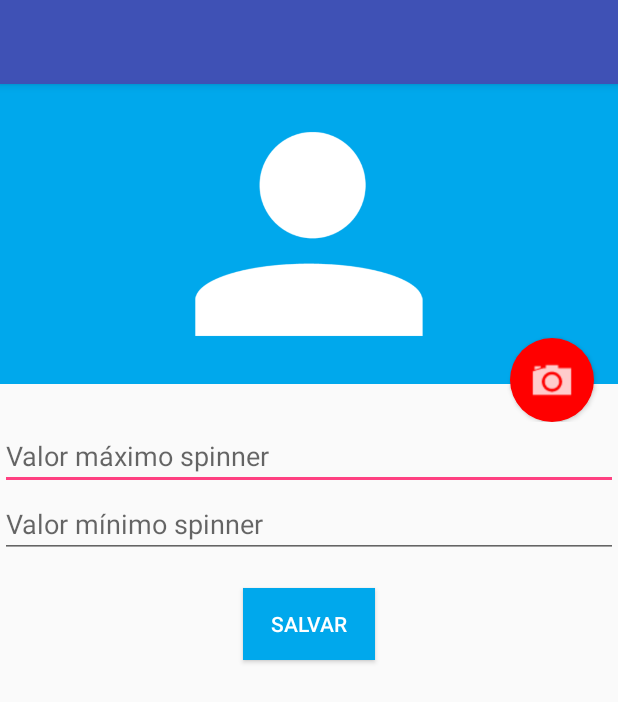
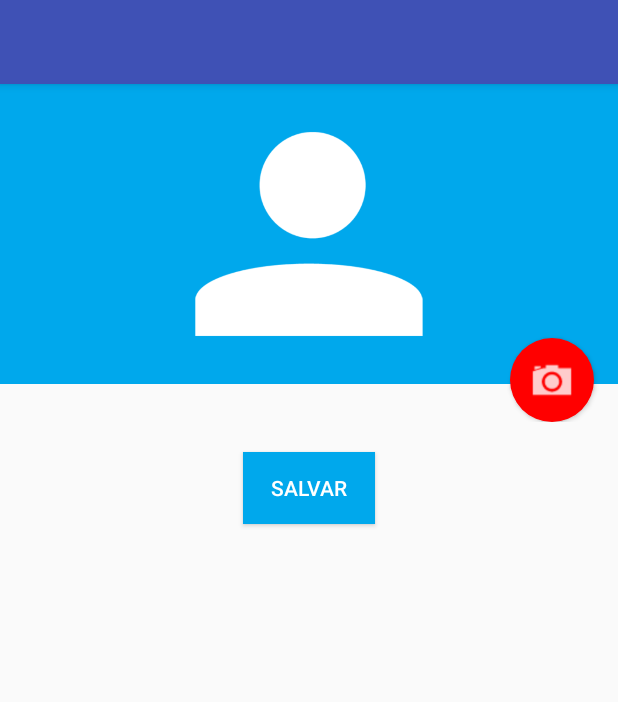
Before and after one commit to marianacavichioli/Projeto2, an Android app: the CriarTemplateActivity screen opened directly, with no data from a screen before it, after a tap on an icon or button, on a phone screen of 412 x 824 dp. Shown: the top 702 px of the screen. Run offline under Robolectric (Android 15) with nearby library versions, the phone set to English and light mode, and no system bars; our stand-ins replace ButterKnife, Picasso; 1 statement that could not run was skipped.

```diff
--- a/app/build.gradle
+++ b/app/build.gradle
@@ -4,7 +4,7 @@ android {
     compileSdkVersion 26
     defaultConfig {
         applicationId "com.mobile2.projeto2"
-        minSdkVersion 19
+        minSdkVersion 17
         targetSdkVersion 26
         versionCode 1
         versionName "1.0"
@@ -32,4 +32,7 @@ dependencies {
 
     //Picasso
     compile 'com.squareup.picasso:picasso:2.5.2'
+
+    //Glide
+    compile 'com.github.bumptech.glide:glide:3.7.0'
 }
--- a/app/src/main/java/com/mobile2/projeto2/criar_template/CriarTemplateActivity.java
+++ b/app/src/main/java/com/mobile2/projeto2/criar_template/CriarTemplateActivity.java
@@ -5,6 +5,7 @@ import android.content.Intent;
 import android.net.Uri;
 import android.os.Bundle;
 import android.provider.MediaStore;
+import android.support.v4.content.FileProvider;
 import android.support.v7.app.AppCompatActivity;
 import android.util.Log;
 import android.widget.EditText;
@@ -22,10 +23,7 @@ import butterknife.OnClick;
 
 public class CriarTemplateActivity extends AppCompatActivity implements CriarTemplateView {
 
-    @BindView(R.id.formulario_maximo)
-    public EditText campoMaximo;
-    @BindView(R.id.formulario_minimo)
-    public EditText campoMinimo;
+
     @BindView(R.id.formulario_foto)
     public ImageView campoFoto;
 
@@ -60,21 +58,25 @@ public class CriarTemplateActivity extends AppCompatActivity implements CriarTem
     }
 
     @OnClick(R.id.formulario_botao_foto)
+    public void addFoto(){
+        presenter.addFoto();
+    }
+
     public void tiraFoto(){
         Log.d("VOU TIRAR FOTO","TIRANDO");
         Intent intentCamera = new Intent(MediaStore.ACTION_IMAGE_CAPTURE);
         caminhoFoto = getExternalFilesDir(null) + "/" + System.currentTimeMillis() + ".jpg";
         File arquivoFoto = new File(caminhoFoto);
-        intentCamera.putExtra(MediaStore.EXTRA_OUTPUT, Uri.fromFile(arquivoFoto));
+        Uri fileUri = FileProvider.getUriForFile(this, "com.mobile2.Projeto2.fileprovider", arquivoFoto);
+        intentCamera.putExtra(MediaStore.EXTRA_OUTPUT,fileUri);
         startActivityForResult(intentCamera, CODIGO_CAMERA);
+
     }
 
     @OnClick(R.id.formulario_submit)
     public void salvar(){
         Intent resultado = new Intent().putExtra("template",
-                presenter.getTemplate(campoMaximo.getText().toString(),
-                        campoMinimo.getText().toString(),
-                        caminhoFoto));
+                presenter.getTemplate(caminhoFoto));
 
         setResult(Activity.RESULT_OK, resultado);
         finish();
--- a/app/src/main/java/com/mobile2/projeto2/criar_template/CriarTemplatePresenter.java
+++ b/app/src/main/java/com/mobile2/projeto2/criar_template/CriarTemplatePresenter.java
@@ -9,16 +9,18 @@ public class CriarTemplatePresenter {
         this.view = view;
     }
 
-    public Template getTemplate(String maximo, String minimo, String caminhoFoto) {
+    public Template getTemplate(String caminhoFoto) {
         Template template = null;
 
-        if(!maximo.isEmpty() && !minimo.isEmpty()) {
+        if(!caminhoFoto.isEmpty()) {
             template = new Template();
-            template.setMaximo(maximo);
-            template.setMinimo(minimo);
             template.setCaminhoFoto(caminhoFoto);
         }
 
         return template;
     }
+
+    public void addFoto() {
+        view.tiraFoto();
+    }
 }
--- a/app/src/main/java/com/mobile2/projeto2/criar_template/CriarTemplateView.java
+++ b/app/src/main/java/com/mobile2/projeto2/criar_template/CriarTemplateView.java
@@ -1,4 +1,6 @@
 package com.mobile2.projeto2.criar_template;
 
 public interface CriarTemplateView {
+    void tiraFoto();
+    void salvar();
 }
--- a/app/src/main/res/layout/activity_criar_template.xml
+++ b/app/src/main/res/layout/activity_criar_template.xml
@@ -29,19 +29,8 @@
     </RelativeLayout>
 
 
-    <EditText
-        android:id="@+id/formulario_maximo"
-        android:layout_width="match_parent"
-        android:layout_height="wrap_content"
-        android:hint="Valor máximo spinner"
-        android:inputType="number" />
 
-    <EditText
-        android:id="@+id/formulario_minimo"
-        android:layout_width="match_parent"
-        android:layout_height="wrap_content"
-        android:hint="Valor mínimo spinner"
-        android:inputType="number" />
+
 
     <Button
         android:id="@+id/formulario_submit"
--- a/app/src/main/res/layout/activity_main.xml
+++ b/app/src/main/res/layout/activity_main.xml
@@ -19,9 +19,11 @@
         android:id="@+id/button"
         android:layout_width="wrap_content"
         android:layout_height="wrap_content"
-        android:text="Button"
+        android:text="Criar"
         tools:layout_editor_absoluteX="148dp"
         tools:layout_editor_absoluteY="64dp" />
 
 
+
+
 </android.support.constraint.ConstraintLayout>
--- /dev/null
+++ b/app/src/main/res/xml/filepaths.xml
@@ -0,0 +1,4 @@
+<?xml version="1.0" encoding="utf-8"?>
+<paths xmlns:android="http://schemas.android.com/apk/res/android">
+    <external-path name="name" path="."/>
+</paths>
--- a/build.gradle
+++ b/build.gradle
@@ -7,7 +7,7 @@ buildscript {
         jcenter()
     }
     dependencies {
-        classpath 'com.android.tools.build:gradle:3.0.1'
+        classpath 'com.android.tools.build:gradle:3.1.2'
 
 
         // NOTE: Do not place your application dependencies here; they belong
```
Also changed, not shown: app/src/main/AndroidManifest.xml (+9 -0 lines), app/src/main/java/com/mobile2/projeto2/entidades/Template.java (+0 -17 lines), gradle/wrapper/gradle-wrapper.properties.
